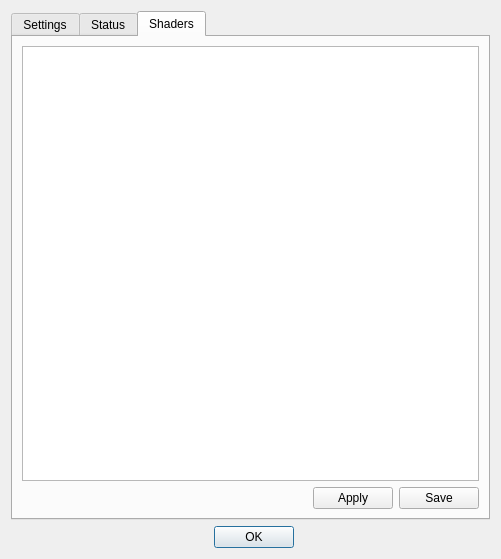
Old version of the form src/ShadersUI.ui in the repository kevinlekiller/kwin-effect-shaders.
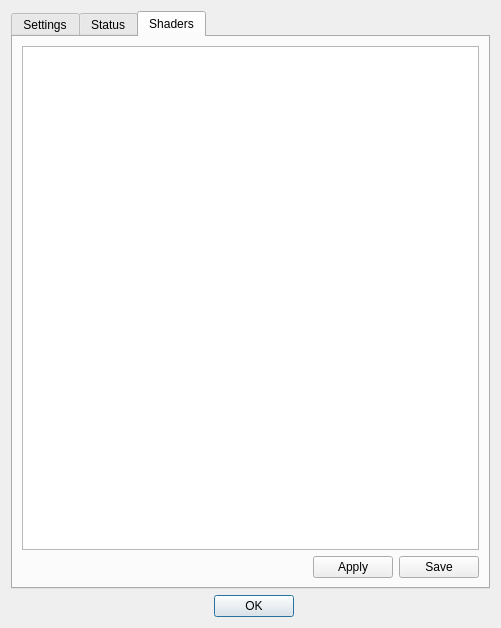
New version of the form. The open tabs and pages were chosen to show the change.

Patch:
```diff
--- a/src/ShadersUI.ui
+++ b/src/ShadersUI.ui
@@ -7,7 +7,7 @@
     <x>0</x>
     <y>0</y>
     <width>501</width>
-    <height>559</height>
+    <height>628</height>
    </rect>
   </property>
   <property name="sizePolicy">
```
Left out of the diff: 22 changed lines with no effect on the pictures.
